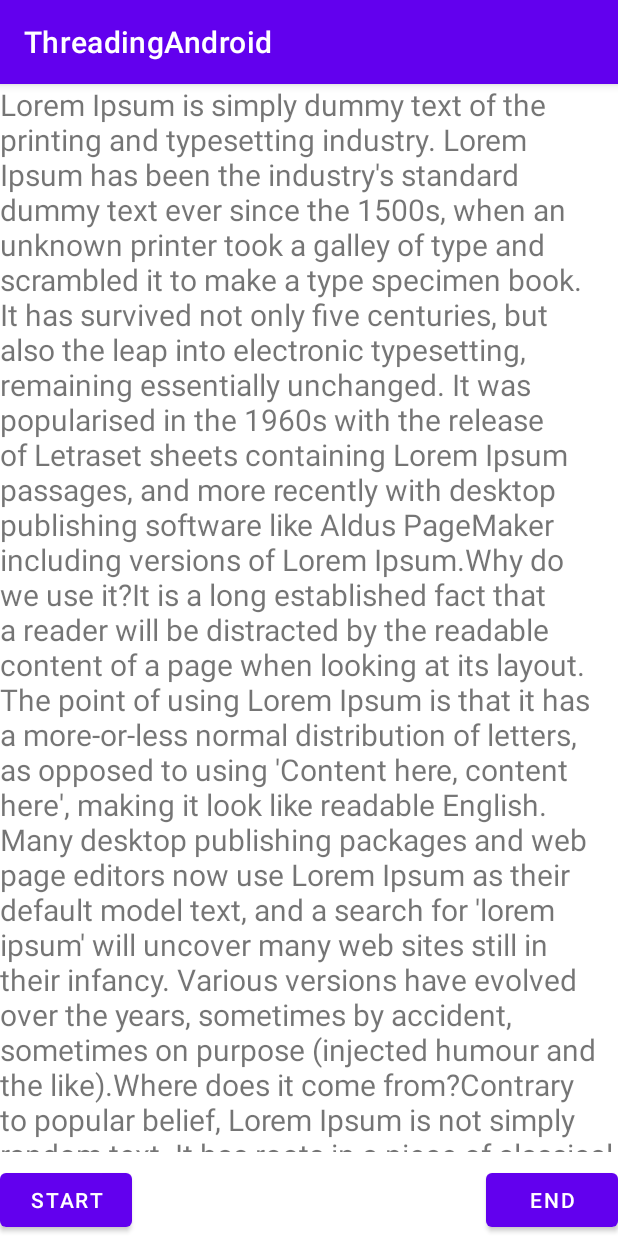
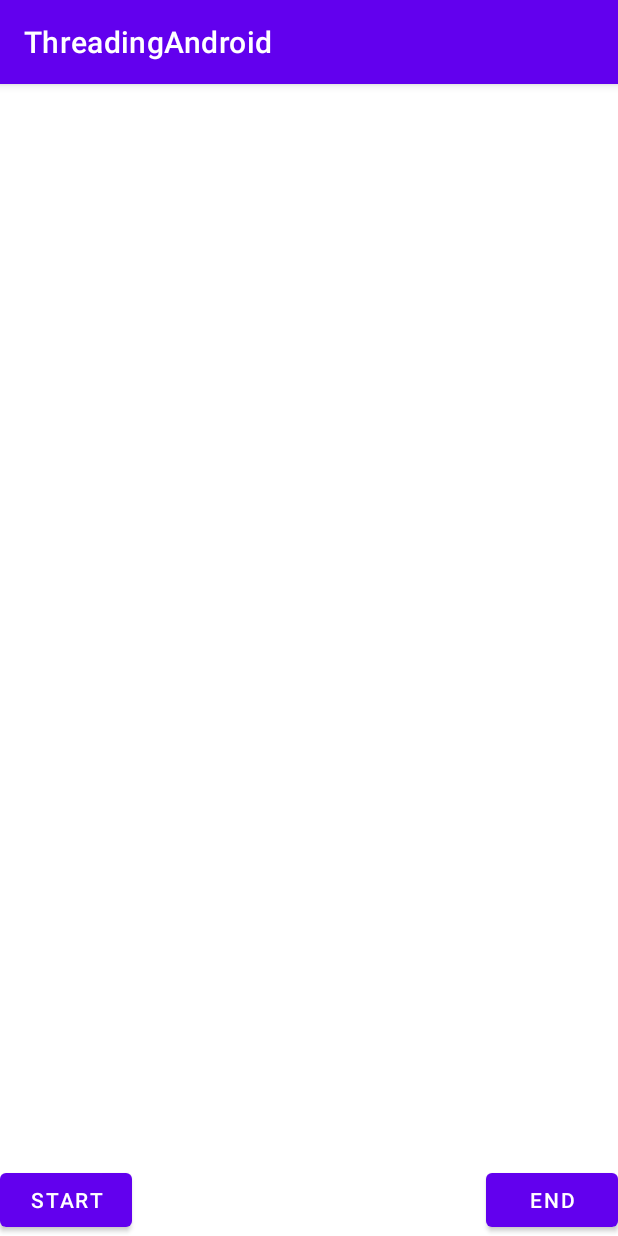
Before and after one commit to junaidahsan66/AndroidThreading, an Android app: the screen it shows after launch (MainActivity), on a phone screen of 412 x 824 dp. Run offline under Robolectric (Android 15) with nearby library versions, the phone set to English and light mode, and no system bars; our stand-ins replace data binding.

Commit message:
android thread

```diff
--- a/app/src/main/java/com/aexample/threadingandroid/MainActivity.java
+++ b/app/src/main/java/com/aexample/threadingandroid/MainActivity.java
@@ -17,7 +17,7 @@ public class MainActivity extends AppCompatActivity {
     protected void onCreate(Bundle savedInstanceState) {
         super.onCreate(savedInstanceState);
         binding = DataBindingUtil.setContentView(this,R.layout.activity_main);
-        binding.textView.setText(R.string.lorem);
+//        binding.textView.setText(R.string.lorem);
 
 
         binding.start.setOnClickListener(v -> {
```
